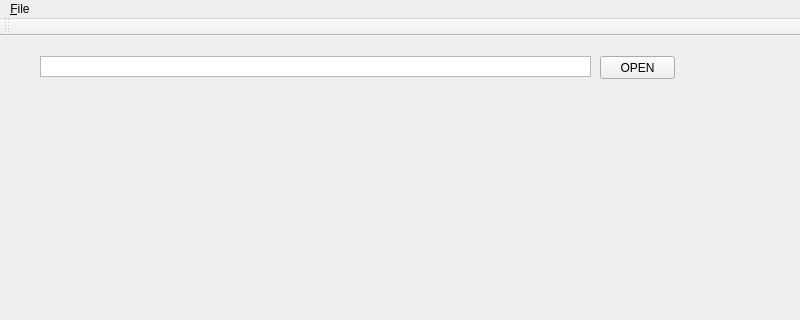
Before: the Qt Designer form QTdesign/m_w.ui in blissin/window_git, drawn with Qt 5; both pictures show x 0 to 800 and y 0 to 320 of the 800 by 600 pixel window.
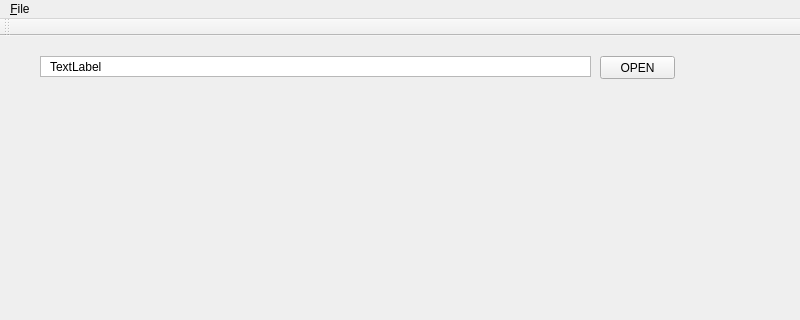
After: the same form once the commit is applied.

```diff
--- a/QTdesign/m_w.ui
+++ b/QTdesign/m_w.ui
@@ -40,14 +40,27 @@
    <widget class="QWidget" name="verticalLayoutWidget">
     <property name="geometry">
      <rect>
-      <x>30</x>
-      <y>0</y>
+      <x>20</x>
+      <y>50</y>
       <width>701</width>
       <height>51</height>
      </rect>
     </property>
     <layout class="QVBoxLayout" name="verticalLayout"/>
    </widget>
+   <widget class="QLabel" name="label">
+    <property name="geometry">
+     <rect>
+      <x>50</x>
+      <y>20</y>
+      <width>531</width>
+      <height>21</height>
+     </rect>
+    </property>
+    <property name="text">
+     <string>TextLabel</string>
+    </property>
+   </widget>
   </widget>
   <widget class="QMenuBar" name="menubar">
    <property name="geometry">
```
Left out of the diff: 22 changed lines with no effect on the pictures.
